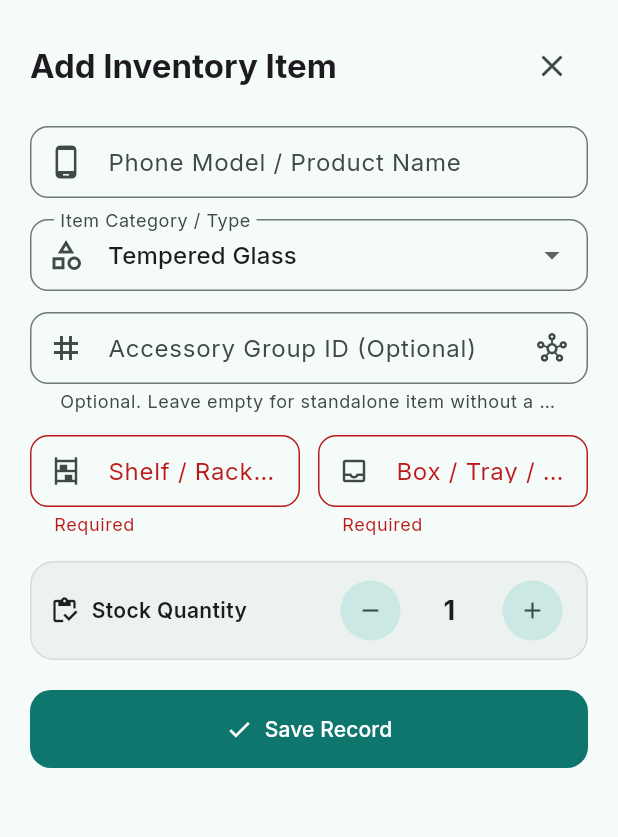
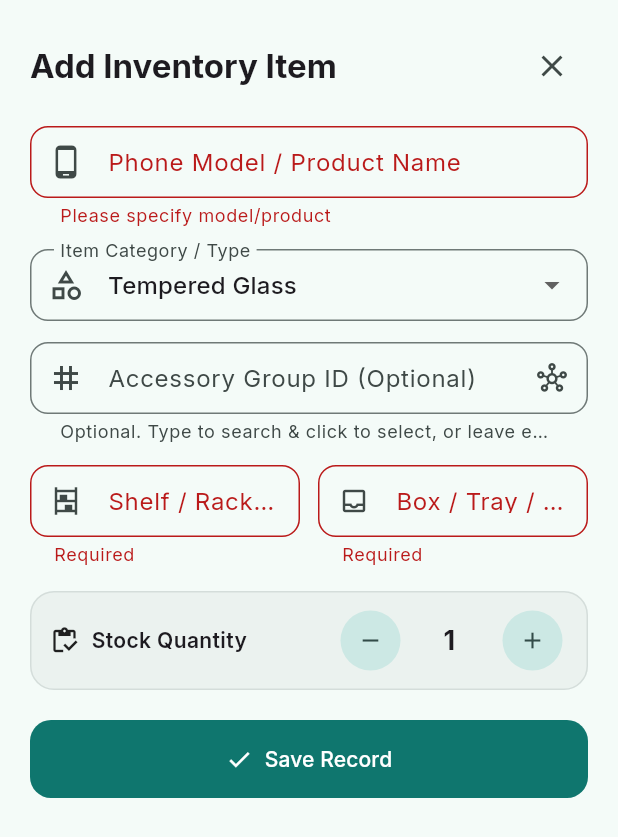
Before and after one commit to rawcode-dev/dukan-space, a Flutter app: the _AddEditItemSheet widget shown alone on an empty page, opened directly with empty values, after a tap on "Save Record", on a phone screen of 412 x 824 dp. Shown: the top 837 px of the screen. Run offline on Flutter 3.47's test engine with Material 3 defaults, Android fonts, the phone set to English and light mode, and no system bars; our stand-ins replace file_picker, google_fonts, share_plus, sqflite; missing offline and left inert: excel; accounts and stored records are empty.

Commit message:
fix(inventory): require explicit click to select group, clear group on model mismatch, no pre-typing suggestions

```diff
--- a/lib/views/inventory_screen.dart
+++ b/lib/views/inventory_screen.dart
@@ -251,8 +251,7 @@ class _AddEditItemSheetState extends State<_AddEditItemSheet> {
   final _boxController = TextEditingController();
   final _stockController = TextEditingController();
 
-  String? _suggestedGroup;
-  List<String> _suggestedGroupModels = [];
+  String? _selectedConfirmedGroup;
   int _stockCount = 1;
   bool _isSaving = false;
 
@@ -280,10 +279,13 @@ class _AddEditItemSheetState extends State<_AddEditItemSheet> {
     _shelfController.text = item?.shelfNo ?? '';
     _boxController.text = item?.boxNo ?? '';
 
-    // Group setup
-    _groupController.text = item?.accessoryGroupId ?? '';
+    // Group setup: only set if existing item had one
     if (item != null && item.accessoryGroupId.isNotEmpty) {
-      _suggestedGroup = item.accessoryGroupId;
+      _selectedConfirmedGroup = item.accessoryGroupId;
+      _groupController.text = item.accessoryGroupId;
+    } else {
+      _selectedConfirmedGroup = null;
+      _groupController.text = '';
     }
 
     // Stock count
@@ -300,44 +302,6 @@ class _AddEditItemSheetState extends State<_AddEditItemSheet> {
     _boxController.dispose();
     _stockController.dispose();
     super.dispose();
-  }
-
-  Future<void> _checkAutoGroup(String modelName) async {
-    final clean = modelName.trim();
-    if (clean.isEmpty) {
-      if (mounted) {
-        setState(() {
-          _suggestedGroup = null;
-          _suggestedGroupModels = [];
-        });
-      }
-      return;
-    }
-
-    final vm = widget.parentContext.read<InventoryViewModel>();
-    final matchedGroup = await vm.findAutoGroup(clean);
-
-    if (!mounted) return;
-
-    if (matchedGroup != null && matchedGroup.isNotEmpty) {
-      final repo = widget.parentContext.read<InventoryRepository>();
-      final models = await repo.getCompatibleModelsForGroup(matchedGroup);
-      if (mounted) {
-        setState(() {
-          _suggestedGroup = matchedGroup;
-          _suggestedGroupModels = models;
-          // CRITICAL: We do NOT auto-assign _groupController.text!
-          // We only suggest it. The user must click the "Confirm Group" button to confirm.
-        });
-      }
-    } else {
-      if (mounted) {
-        setState(() {
-          _suggestedGroup = null;
-          _suggestedGroupModels = [];
-        });
-      }
-    }
   }
 
   void _updateStock(int delta) {
@@ -391,17 +355,25 @@ class _AddEditItemSheetState extends State<_AddEditItemSheet> {
                 },
                 onSelected: (String selection) {
                   _modelController.text = selection;
-                  _checkAutoGroup(selection);
+                  // If model name changes/selected, remove any previously assigned group
+                  if (_selectedConfirmedGroup != null || _groupController.text.isNotEmpty) {
+                    _groupController.clear();
+                    setState(() {
+                      _selectedConfirmedGroup = null;
+                    });
+                  }
                 },
                 fieldViewBuilder: (ctx, controller, focusNode, onFieldSubmitted) {
                   controller.addListener(() {
                     if (_modelController.text != controller.text) {
                       _modelController.text = controller.text;
+                      // "if name start mismatch group name should be removed"
+                      if (_selectedConfirmedGroup != null || _groupController.text.isNotEmpty) {
+                        _groupController.clear();
+                        setState(() {
+                          _selectedConfirmedGroup = null;
+                        });
                       }
-                  });
-                  focusNode.addListener(() {
-                    if (!focusNode.hasFocus) {
-                      _checkAutoGroup(controller.text);
                     }
                   });
                   return TextFormField(
@@ -414,10 +386,8 @@ class _AddEditItemSheetState extends State<_AddEditItemSheet> {
                       border: OutlineInputBorder(borderRadius: BorderRadius.circular(12)),
                       contentPadding: const EdgeInsets.symmetric(horizontal: 16, vertical: 12),
                     ),
-                    onFieldSubmitted: (v) {
-                      onFieldSubmitted();
-                      _checkAutoGroup(v);
-                    },
+                    validator: (v) => v == null || v.trim().isEmpty ? 'Please specify model/product' : null,
+                    onFieldSubmitted: (v) => onFieldSubmitted(),
                   );
                 },
               ),
@@ -453,112 +423,67 @@ class _AddEditItemSheetState extends State<_AddEditItemSheet> {
               ],
               const SizedBox(height: 14),
 
-              // 3. Interactive Group Suggestion (Suggest only, user clicks once to confirm)
-              if (_suggestedGroup != null && _groupController.text.trim() != _suggestedGroup) ...[
-                Container(
-                  padding: const EdgeInsets.symmetric(horizontal: 14, vertical: 10),
-                  decoration: BoxDecoration(
-                    color: theme.colorScheme.primaryContainer.withOpacity(0.45),
-                    borderRadius: BorderRadius.circular(12),
-                    border: Border.all(color: theme.colorScheme.primary.withOpacity(0.35)),
-                  ),
-                  child: Row(
-                    children: [
-                      Icon(Icons.lightbulb_outline, color: theme.colorScheme.primary, size: 22),
-                      const SizedBox(width: 10),
-                      Expanded(
-                        child: Column(
-                          crossAxisAlignment: CrossAxisAlignment.start,
-                          children: [
-                            Text(
-                              'Suggested Group: $_suggestedGroup',
-                              style: TextStyle(
-                                fontWeight: FontWeight.bold,
-                                color: theme.colorScheme.primary,
-                                fontSize: 13,
-                              ),
-                            ),
-                            if (_suggestedGroupModels.isNotEmpty)
-                              Text(
-                                'Shares accessories with: ${_suggestedGroupModels.take(3).join(", ")}${_suggestedGroupModels.length > 3 ? " +${_suggestedGroupModels.length - 3} more" : ""}',
-                                style: TextStyle(fontSize: 11, color: theme.colorScheme.outline),
-                                maxLines: 1,
-                                overflow: TextOverflow.ellipsis,
-                              ),
-                          ],
-                        ),
-                      ),
-                      const SizedBox(width: 8),
-                      FilledButton.tonal(
-                        style: FilledButton.styleFrom(
-                          visualDensity: VisualDensity.compact,
-                          padding: const EdgeInsets.symmetric(horizontal: 12, vertical: 8),
-                        ),
-                        onPressed: () {
+              // 3. Accessory Group ID (OPTIONAL!)
+              // "No suggestions before start typing for group"
+              // "suggest the group name with typing but user have to click to select the else if not take it as null"
+              Autocomplete<String>(
+                initialValue: TextEditingValue(text: _selectedConfirmedGroup ?? ''),
+                optionsBuilder: (TextEditingValue textVal) {
+                  final query = textVal.text.trim().toLowerCase();
+                  // No suggestions before user starts typing!
+                  if (query.isEmpty) {
+                    return const Iterable<String>.empty();
+                  }
+                  // Suggest existing groups as user types
+                  return vm.existingGroups.where((g) => g.toLowerCase().contains(query));
+                },
+                onSelected: (String selection) {
+                  // User clicked to select!
                   setState(() {
-                            _groupController.text = _suggestedGroup!;
+                    _selectedConfirmedGroup = selection;
+                    _groupController.text = selection;
                   });
                 },
-                        child: const Row(
-                          mainAxisSize: MainAxisSize.min,
-                          children: [
-                            Icon(Icons.check, size: 16),
-                            SizedBox(width: 4),
-                            Text('Confirm Group', style: TextStyle(fontSize: 12, fontWeight: FontWeight.bold)),
-                          ],
-                        ),
-                      ),
-                    ],
-                  ),
-                ),
-                const SizedBox(height: 10),
-              ],
-              if (_suggestedGroup != null && _groupController.text.trim() == _suggestedGroup) ...[
-                Container(
-                  padding: const EdgeInsets.symmetric(horizontal: 12, vertical: 8),
-                  decoration: BoxDecoration(
-                    color: Colors.teal.shade50,
-                    borderRadius: BorderRadius.circular(10),
-                    border: Border.all(color: Colors.teal.shade200),
-                  ),
-                  child: Row(
-                    children: [
-                      Icon(Icons.check_circle_outline, color: Colors.teal.shade700, size: 18),
-                      const SizedBox(width: 8),
-                      Expanded(
-                        child: Text(
-                          'Confirmed Group: $_suggestedGroup',
-                          style: TextStyle(color: Colors.teal.shade900, fontSize: 12, fontWeight: FontWeight.w600),
-                        ),
-                      ),
-                      TextButton(
-                        style: TextButton.styleFrom(
-                          visualDensity: VisualDensity.compact,
-                          padding: const EdgeInsets.symmetric(horizontal: 8),
-                        ),
-                        onPressed: () {
+                fieldViewBuilder: (ctx, controller, focusNode, onFieldSubmitted) {
+                  controller.addListener(() {
+                    // If user modified text without clicking a suggestion from the list, clear confirmed group
+                    if (controller.text.trim() != (_selectedConfirmedGroup ?? '')) {
+                      if (_selectedConfirmedGroup != null) {
                         setState(() {
-                            _groupController.clear();
+                          _selectedConfirmedGroup = null;
                         });
-                        },
-                        child: const Text('Unlink Group', style: TextStyle(fontSize: 11)),
-                      ),
-                    ],
-                  ),
-                ),
-                const SizedBox(height: 10),
-              ],
-
-              // 4. Accessory Group ID (OPTIONAL!)
-              TextFormField(
-                controller: _groupController,
+                      }
+                      _groupController.text = '';
+                    }
+                  });
+                  return TextFormField(
+                    controller: controller,
+                    focusNode: focusNode,
                     textCapitalization: TextCapitalization.characters,
                     decoration: InputDecoration(
                       labelText: 'Accessory Group ID (Optional)',
-                  hintText: 'e.g. GRP-IP13 (leave empty for standalone item)',
-                  helperText: 'Optional. Leave empty for standalone item without a group.',
+                      hintText: 'Type to search groups or leave blank',
+                      helperText: _selectedConfirmedGroup != null
+                          ? '✓ Group selected: $_selectedConfirmedGroup'
+                          : 'Optional. Type to search & click to select, or leave empty.',
+                      helperStyle: TextStyle(
+                        color: _selectedConfirmedGroup != null ? Colors.teal.shade800 : null,
+                        fontWeight: _selectedConfirmedGroup != null ? FontWeight.bold : null,
+                      ),
                       prefixIcon: const Icon(Icons.tag),
-                  suffixIcon: IconButton(
+                      suffixIcon: controller.text.isNotEmpty
+                          ? IconButton(
+                              icon: const Icon(Icons.clear, size: 18),
+                              tooltip: 'Clear Group',
+                              onPressed: () {
+                                controller.clear();
+                                _groupController.clear();
+                                setState(() {
+                                  _selectedConfirmedGroup = null;
+                                });
+                              },
+                            )
+                          : IconButton(
                               icon: const Icon(Icons.hub_outlined, size: 20),
                               tooltip: 'Manage Compatibility Groups',
                               onPressed: () {
@@ -570,31 +495,8 @@ class _AddEditItemSheetState extends State<_AddEditItemSheet> {
                       border: OutlineInputBorder(borderRadius: BorderRadius.circular(12)),
                       contentPadding: const EdgeInsets.symmetric(horizontal: 16, vertical: 12),
                     ),
-              ),
-              if (vm.existingGroups.isNotEmpty && _groupController.text.trim().isEmpty)
-                Padding(
-                  padding: const EdgeInsets.only(top: 6.0),
-                  child: SingleChildScrollView(
-                    scrollDirection: Axis.horizontal,
-                    child: Row(
-                      children: [
-                        Text('Existing: ', style: TextStyle(fontSize: 11, color: Colors.grey.shade600)),
-                        ...vm.existingGroups.take(6).map((g) => Padding(
-                          padding: const EdgeInsets.only(right: 4.0),
-                          child: ActionChip(
-                            label: Text(g, style: const TextStyle(fontSize: 11)),
-                            visualDensity: VisualDensity.compact,
-                            padding: EdgeInsets.zero,
-                            onPressed: () {
-                              setState(() {
-                                _groupController.text = g;
-                              });
+                  );
                 },
-                          ),
-                        )),
-                      ],
-                    ),
-                  ),
               ),
               const SizedBox(height: 14),
 
@@ -746,8 +648,8 @@ class _AddEditItemSheetState extends State<_AddEditItemSheet> {
         ? _customTypeController.text.trim()
         : _selectedItemType.trim();
 
-    // Resolve Group ID (Optional)
-    final finalGroup = _groupController.text.trim();
+    // Resolve Group ID (Optional - user must click to select, else null/empty)
+    final finalGroup = _selectedConfirmedGroup ?? '';
 
     // Resolve Shelf & Box (Custom direct user inputs)
     final finalShelf = _shelfController.text.trim();
```
Lines whose indentation alone changed are shown as unchanged.
